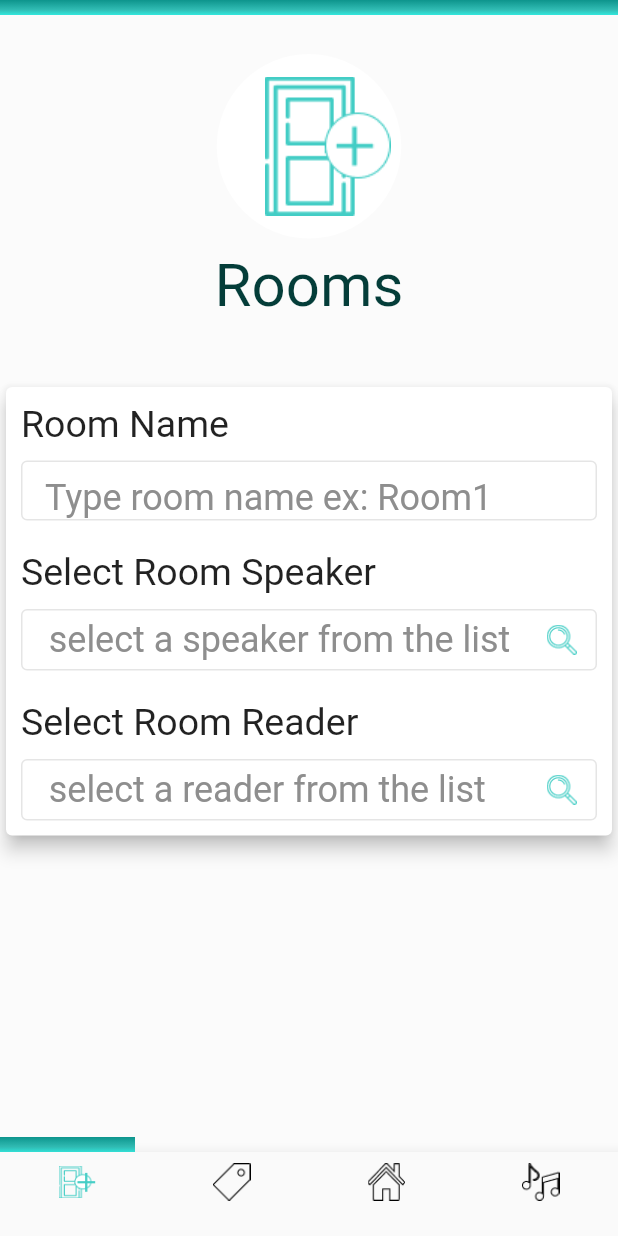
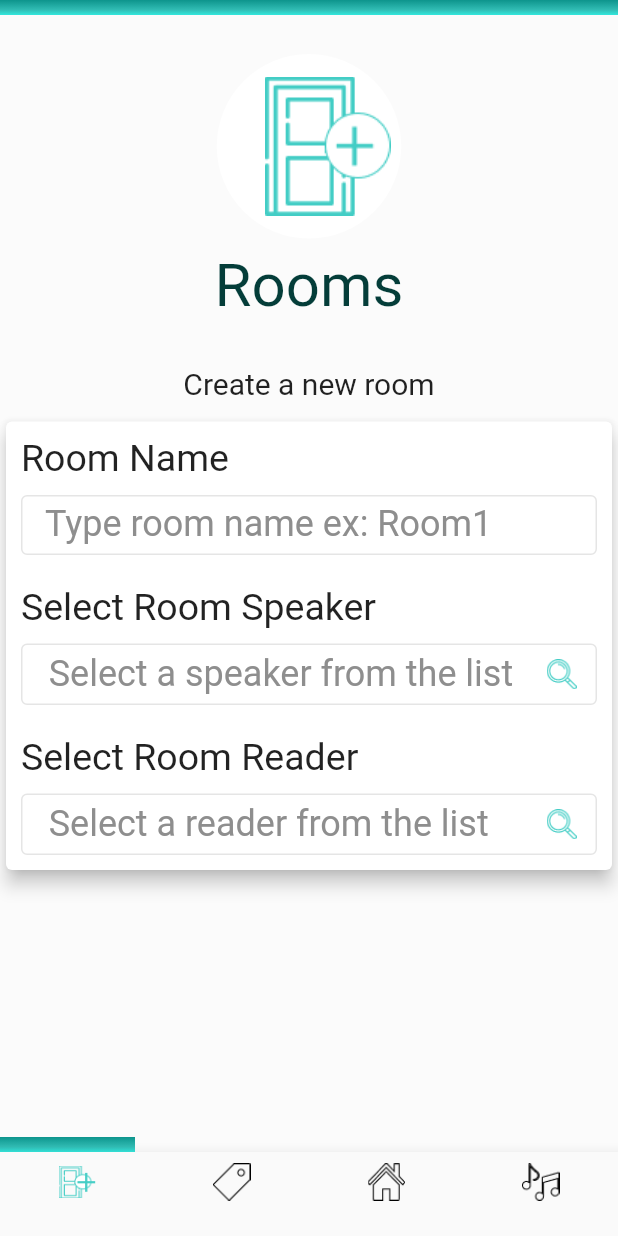
Before and after one commit to slipiduche/systemAPP, a Flutter app: the AddRoomsPage screen opened by its route, on a phone screen of 412 x 824 dp. Run offline on Flutter 3.47's test engine with Material 2 defaults, Android fonts, the phone set to English and light mode, and no system bars; our stand-ins replace file_picker, rxdart, shared_preferences; missing offline and left inert: id3, mime_type, mqtt_client, shared_preferences_web; accounts and stored records are empty.

Commit message:
padding room name

```diff
--- a/lib/src/pages/addRooms_page.dart
+++ b/lib/src/pages/addRooms_page.dart
@@ -58,12 +58,14 @@ class _AddRoomsPageState extends State<AddRoomsPage> {
                       fontSize: 40.0,
                       fontWeight: FontWeight.w400),
                 ),
-                SizedBox(height: 40.0),
+                SizedBox(height: 30.0),
                 Expanded(
                     child: Container(
                   child: SingleChildScrollView(
                     child: Column(
                       children: [
+                        Text('Create a new room',style:TextStyle(fontSize: 20.0)),
+                        SizedBox(height: 10.0),
                         roomCard(context),
                       ],
                     ),
@@ -114,7 +116,7 @@ class _AddRoomsPageState extends State<AddRoomsPage> {
             SizedBox(
               height: 10.0,
             ),
-            searchBoxFormRooms('select a speaker from the list', context),
+            searchBoxFormRooms('Select a speaker from the list', context),
             SizedBox(
               height: 20.0,
             ),
@@ -129,7 +131,7 @@ class _AddRoomsPageState extends State<AddRoomsPage> {
             SizedBox(
               height: 10.0,
             ),
-            searchBoxFormRooms('select a reader from the list', context),
+            searchBoxFormRooms('Select a reader from the list', context),
           ],
         ),
       ),
--- a/lib/src/widgets/widgets.dart
+++ b/lib/src/widgets/widgets.dart
@@ -656,7 +656,7 @@ Widget roomInput(String hintText, String textValue, Function update) {
               border: InputBorder.none,
               hintText: hintText,
               hintStyle: TextStyle(fontSize: 24, color: colorLetraSearch),
-              contentPadding: EdgeInsets.symmetric(horizontal: 15.0)),
+              contentPadding: EdgeInsets.symmetric(horizontal: 15.0,vertical: 8.0)),
           onChanged: (valor) {
             // _opcionSeleccionada = null;
             // prefs.dispositivoSeleccionado = null;
```
Also changed, not shown: 1 other file.
